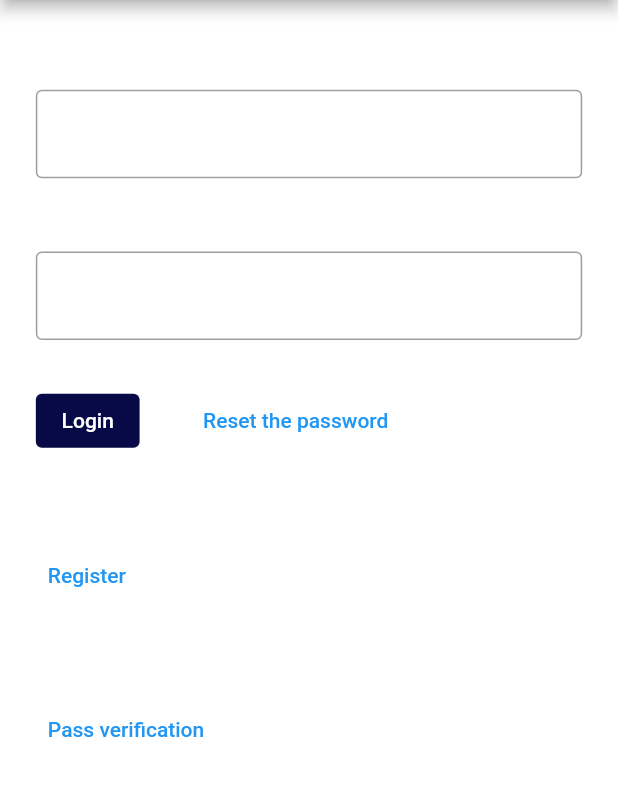
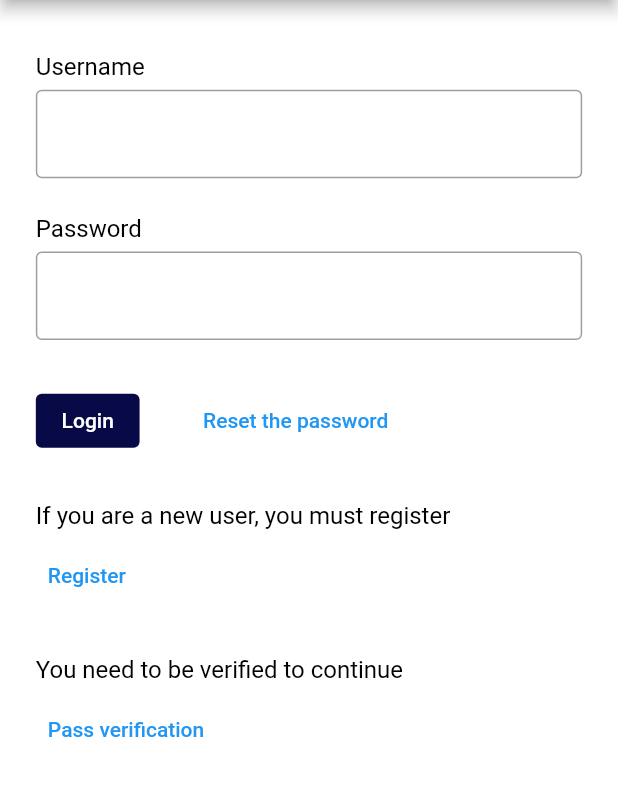
Before and after one commit to Lokki16/sfera_project_1, a Flutter app: the screen it shows after launch, on a phone screen of 412 x 824 dp, the part 90-886 px from its top. Run offline on Flutter 3.47's test engine with Material 2 defaults, Android fonts, the phone set to English and light mode, and no system bars; our stand-ins replace bloc, flutter_screenutil, flutter_svg, get.

Commit message:
Updated textStyle for Themes

```diff
--- a/lib/presentation/pages/authorization/authorization_page.dart
+++ b/lib/presentation/pages/authorization/authorization_page.dart
@@ -76,9 +76,7 @@ class _FormWidgetState extends State<FormWidget> {
         const TextField(decoration: textFieldDecoratior),
         SizedBox(height: 20.h),
         const CustomText(
-          text: ConstantText.password,
-          textStyle: ThemeTextStyle.test,
-        ),
+            text: ConstantText.password, textStyle: ThemeTextStyle.test),
         SizedBox(height: 5.h),
         const TextField(
           decoration: textFieldDecoratior,
--- a/lib/presentation/template/themes/theme_data.dart
+++ b/lib/presentation/template/themes/theme_data.dart
@@ -4,10 +4,31 @@ class SferaAppTheme {
   static ThemeData get lightTheme => ThemeData(
         brightness: Brightness.light,
         scaffoldBackgroundColor: ThemeColors.white,
+        hintColor: ThemeColors.black,
+        textTheme: TextTheme(
+          caption: ThemeTextStyle.test.apply(color: ThemeColors.black),
+          bodyText1: ThemeTextStyle.test.apply(color: ThemeColors.black),
+          bodyText2: ThemeTextStyle.test.apply(color: ThemeColors.black),
+          subtitle1: ThemeTextStyle.test.apply(color: ThemeColors.black),
+          subtitle2: ThemeTextStyle.test.apply(color: ThemeColors.black),
+          headline1: ThemeTextStyle.test.apply(color: ThemeColors.black),
+          headline2: ThemeTextStyle.test.apply(color: ThemeColors.black),
+        ),
       );
 
   static ThemeData get darkTheme => ThemeData(
         brightness: Brightness.dark,
         scaffoldBackgroundColor: ThemeColors.sferaBlue,
+        hintColor: ThemeColors.white,
+        textTheme: TextTheme(
+          caption: ThemeTextStyle.test.apply(color: ThemeColors.white),
+          bodyText1: ThemeTextStyle.test.apply(color: ThemeColors.white),
+          bodyText2: ThemeTextStyle.test.apply(color: ThemeColors.white),
+          subtitle1: ThemeTextStyle.test.apply(color: ThemeColors.white),
+          subtitle2: ThemeTextStyle.test.apply(color: ThemeColors.white),
+          headline1: ThemeTextStyle.test.apply(color: ThemeColors.white),
+          headline2: ThemeTextStyle.test.apply(color: ThemeColors.white),
+          //bodyText2: const TextStyle(color: ThemeColors.white),
+        ),
       );
 }
--- a/lib/presentation/template/themes/theme_text_style.dart
+++ b/lib/presentation/template/themes/theme_text_style.dart
@@ -5,7 +5,6 @@ class ThemeTextStyle {
   static const fontFamily = '';
 
   static const test = TextStyle(
-    color: ThemeColors.white,
     fontSize: 16.0,
   );
 }
```
